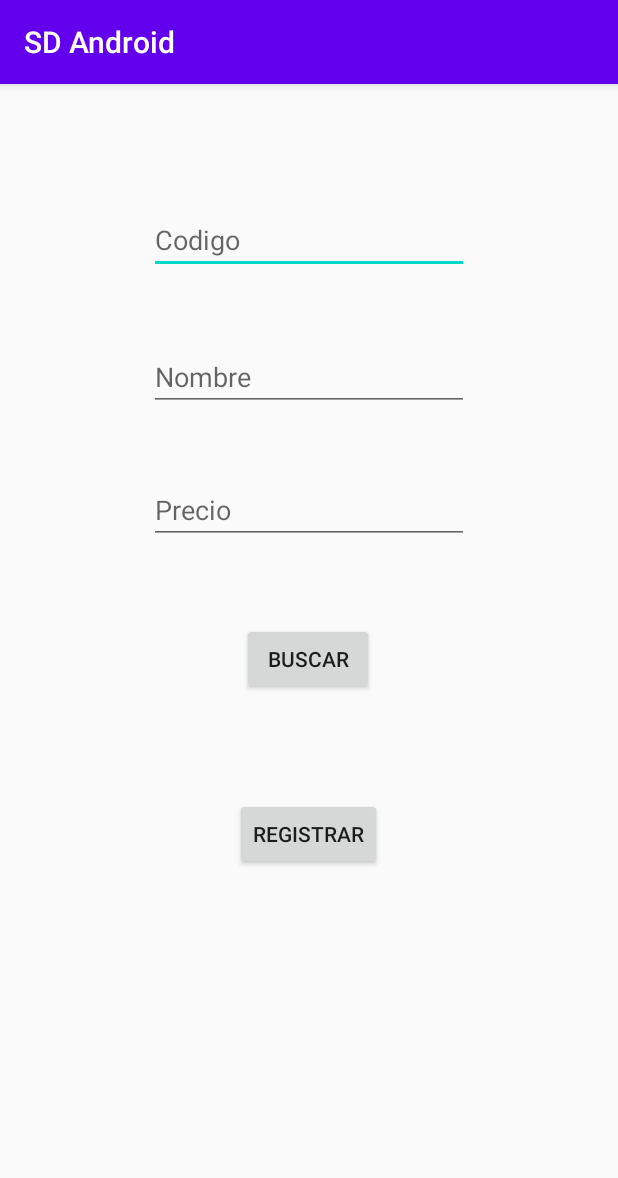
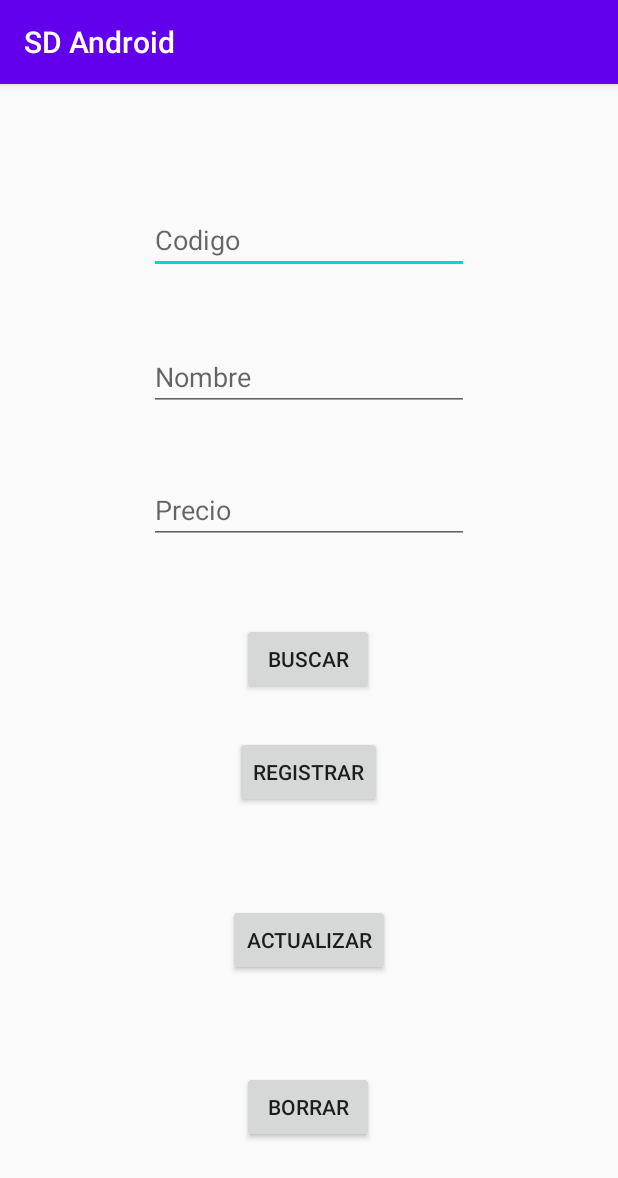
Before and after one commit to David-sqrtpi/Inventary-Module, an Android app: the screen it shows after launch (MainActivity), after a tap on "REGISTRAR", on a phone screen of 412 x 824 dp. Shown: the top 1178 px of the screen. Run offline under Robolectric (Android 15) with nearby library versions, the phone set to English and light mode, and no system bars; libraries missing offline, so code that uses them is left out: com.google.zxing.integration.

```diff
--- a/app/src/main/AndroidManifest.xml
+++ b/app/src/main/AndroidManifest.xml
@@ -3,7 +3,7 @@
     xmlns:tools="http://schemas.android.com/tools"
     package="com.sdandroid">
 
-        <uses-permission android:name="android.permission.CAMERA" />
+    <uses-permission android:name="android.permission.CAMERA" />
 
     <application
         android:allowBackup="true"
--- a/app/src/main/java/com/sdandroid/MainActivity.java
+++ b/app/src/main/java/com/sdandroid/MainActivity.java
@@ -1,25 +1,24 @@
 package com.sdandroid;
 
-import androidx.annotation.Nullable;
-import androidx.appcompat.app.AppCompatActivity;
-
-import android.content.ContentValues;
 import android.content.Intent;
-import android.database.Cursor;
-import android.database.sqlite.SQLiteDatabase;
 import android.os.Bundle;
 import android.view.View;
 import android.widget.Button;
 import android.widget.EditText;
 import android.widget.Toast;
 
+import androidx.annotation.Nullable;
+import androidx.appcompat.app.AppCompatActivity;
+
 import com.google.zxing.integration.android.IntentIntegrator;
 import com.google.zxing.integration.android.IntentResult;
+
+import Services.CloudFirestore;
 
 public class MainActivity extends AppCompatActivity {
 
     EditText etCode, etNombre, etPrecio;
-    Button btnEscanner;
+    Button btnEscanner, btnBorrar, btnUpdate;
 
     @Override
     protected void onCreate(Bundle savedInstanceState) {
@@ -30,12 +29,11 @@ public class MainActivity extends AppCompatActivity {
         btnEscanner = findViewById(R.id.button);
         etNombre = findViewById(R.id.etNombre);
         etPrecio = findViewById(R.id.etPrecio);
-
-
-
+        btnBorrar = findViewById(R.id.BorrarBtn);
+        btnUpdate = findViewById(R.id.updateBtn);
     }
 
-    public void Escanear(View view){
+    public void scan(View view){
 
         IntentIntegrator intent = new IntentIntegrator(this);
         intent.setDesiredBarcodeFormats(IntentIntegrator.ALL_CODE_TYPES);
@@ -44,31 +42,28 @@ public class MainActivity extends AppCompatActivity {
         intent.setCameraId(0);
         intent.setBeepEnabled(false);
         intent.setBarcodeImageEnabled(false);
+        intent.setOrientationLocked(false);
         intent.initiateScan();
 
     }
 
-    protected void onActivityResult(int requestCode, int resultCode, @Nullable Intent data){
+    protected void onActivityResult(int requestCode, int resultCode, @Nullable Intent data) {
 
         IntentResult result = IntentIntegrator.parseActivityResult(requestCode, resultCode, data);
 
-        if (result != null){
+        if (result != null) {
 
-            if(result.getContents() == null){
+            if (result.getContents() == null) {
 
                 Toast.makeText(this, "Escaneo Cancelado", Toast.LENGTH_LONG).show();
 
-            }
-
-            else{
+            } else {
 
                 etCode.setText(result.getContents());
 
             }
 
-        }
-
-        else{
+        } else {
 
             super.onActivityResult(requestCode, resultCode, data);
 
@@ -76,122 +71,137 @@ public class MainActivity extends AppCompatActivity {
 
     }
 
-    public void consulta(View vista) {
+    public void registrar(View view) {
 
-        AdminSQLite admin = new AdminSQLite(this, "administracion", null, 1);
-        SQLiteDatabase db = admin.getWritableDatabase();
+        String code = etCode.getText().toString();
+        String name = etNombre.getText().toString();
+        String price = etPrecio.getText().toString();
 
-        String barCode = etCode.getText().toString();
 
-        //name = etNombre.getText().toString();
-        //price = etNombre.getText().toString();
+        if (!code.equals("") && !name.equals("") && !price.equals("")) {
 
-        Cursor fila = db.rawQuery("SELECT nombre, precio FROM producto WHERE code="+barCode, null);
+            Product product = new Product();
+            product.setCode(code);
+            product.setName(name);
+            product.setPrice(price);
 
-        if (fila.moveToFirst()) {
+            CloudFirestore cloudFirestore = new CloudFirestore();
 
-            etNombre.setText(fila.getString(0));
-            etPrecio.setText(fila.getString(1));
+            cloudFirestore.create(code, product);
 
-        }
-        else {
+            etPrecio.setText("");
+            etCode.setText("");
+            etNombre.setText("");
 
-            Toast.makeText(this, "El producto no esta registrado", Toast.LENGTH_LONG).show();
-            Toast.makeText(this, "Escriba nombre y precio en los campos para registrar", Toast.LENGTH_LONG).show();
+            Toast.makeText(MainActivity.this, "Se ha registrado el producto", Toast.LENGTH_LONG).show();
 
+        } else {
+            Toast.makeText(MainActivity.this, "Los campos son obligatorios", Toast.LENGTH_LONG).show();
         }
 
     }
 
-    public void registrar(View view){
-
-        AdminSQLite admin = new AdminSQLite(this, "administracion", null, 1);
-        SQLiteDatabase db = admin.getWritableDatabase();
+    public void consultar(View vista) {
 
         String code = etCode.getText().toString();
-        String nombre = etNombre.getText().toString();
-        String precio = etPrecio.getText().toString();
 
-        ContentValues registro = new ContentValues();
-        registro.put("code", code);
-        registro.put("nombre", nombre);
-        registro.put("precio", precio);
+        if (!code.equals("")) {
 
-        db.insert("producto", null, registro);
+            CloudFirestore cloudFirestore = new CloudFirestore();
 
-        db.close();
+            if(cloudFirestore.exists(code)){
+
+                Product product = cloudFirestore.get(code);
+
+                etPrecio.setText(product.getPrice());
+                etNombre.setText(product.getName());
+
+            } else {
+
+                Toast.makeText(MainActivity.this, "El registro no existe", Toast.LENGTH_LONG).show();
+
+            }
+
+        } else {
+            Toast.makeText(this, "El campo código no puede estar vacío", Toast.LENGTH_LONG).show();
+        }
+    }
+
+    /*public void borrar(View view) {
+
+        String codigo = etCode.getText().toString();
+
+        final String TAG = "";
+
+        if (!codigo.equals("")) {
+            db.collection("productos").whereEqualTo("código", codigo).
+                    .delete()
+                    .addOnSuccessListener(new OnSuccessListener<Void>() {
+
+                        @Override
+                        public void onSuccess(Void aVoid) {
+                            Log.d(TAG, "DocumentSnapshot successfully deleted!");
+                            Toast.makeText(MainActivity.this, "Registro borrado", Toast.LENGTH_LONG).show();
+                        }
+                    })
+                    .addOnFailureListener(new OnFailureListener() {
+                        @Override
+                        public void onFailure(@NonNull Exception e) {
+                            Log.w(TAG, "Error deleting document", e);
+                            Toast.makeText(MainActivity.this, "No se puede borrar el registro", Toast.LENGTH_LONG).show();
+                        }
+                    });
+        } else {
+            Toast.makeText(MainActivity.this, "El campo código no puede estar vacío", Toast.LENGTH_LONG).show();
+        }
 
         etPrecio.setText("");
         etCode.setText("");
         etNombre.setText("");
 
-        Toast.makeText(this, "Se ha añadido el producto", Toast.LENGTH_LONG).show();
-
     }
 
-    public void borrar() {
-
-        AdminSQLite admin = new AdminSQLite(this, "administracion", null, 1);
-        SQLiteDatabase db = admin.getWritableDatabase();
+    public void editar(View view) {
 
         String codigo = etCode.getText().toString();
 
-        int cant = db.delete("usuarios", "code=" + codigo, null);
+        db.collection("productos")
+                .whereEqualTo("codigo", codigo)
+                .get()
+                .addOnCompleteListener(new OnCompleteListener<QuerySnapshot>() {
+                    @Override
+                    public void onComplete(@NonNull Task<QuerySnapshot> task) {
+                        if (task.isSuccessful()) {
+                            for (QueryDocumentSnapshot document : Objects.requireNonNull(task.getResult())) {
+                                if (document.exists()) {
+                                    String codigo = etCode.getText().toString();
+                                    String nombre = etNombre.getText().toString();
+                                    String precio = etPrecio.getText().toString();
 
-        db.close();
+                                    Map<String, Object> data = new HashMap<>();
+                                    data.put("descripción", nombre);
+                                    data.put("precio", precio);
 
-        etPrecio.setText("");
-        etCode.setText("");
-        etNombre.setText("");
+                                    db.collection("productos").document(codigo)
+                                            .set(data, SetOptions.merge());
 
-        if(cant == 1){
+                                    etPrecio.setText("");
+                                    etCode.setText("");
+                                    etNombre.setText("");
 
-            Toast.makeText(this, "Se ha eliminado el registro", Toast.LENGTH_LONG).show();
+                                    Toast.makeText(MainActivity.this, "Se ha editado", Toast.LENGTH_LONG).show();
 
-        }
-        else{
+                                } else {
+                                    Toast.makeText(MainActivity.this, "El registro no existe", Toast.LENGTH_LONG).show();
+                                }
 
-            Toast.makeText(this, "El registro no existe", Toast.LENGTH_LONG).show();
+                            }
+                        } else {
+                            Toast.makeText(MainActivity.this, "Error inesperado", Toast.LENGTH_LONG).show();
+                        }
+                    }
+                });
 
-        }
-
-    }
-
-    public void editar(){
-
-        AdminSQLite admin = new AdminSQLite(this, "administracion", null, 1);
-        SQLiteDatabase db = admin.getWritableDatabase();
-
-        String codigo = etCode.getText().toString();
-        String nombre = etNombre.getText().toString();
-        String precio = etPrecio.getText().toString();
-
-        ContentValues registro = new ContentValues();
-
-        registro.put("code", codigo);
-        registro.put("nombre", nombre);
-        registro.put("precio", precio);
-
-        int cant = db.update("producto", registro, "code=" + codigo, null);
-
-        db.close();
-
-        etPrecio.setText("");
-        etCode.setText("");
-        etNombre.setText("");
-
-        if(cant == 1){
-
-            Toast.makeText(this, "Se ha modificado el producto", Toast.LENGTH_LONG).show();
-        }
-        else{
-
-            Toast.makeText(this, "El registro no existe", Toast.LENGTH_LONG).show();
-
-        }
-
-
-
-    }
+    }*/
 
 }
--- a/app/src/main/res/layout/activity_main.xml
+++ b/app/src/main/res/layout/activity_main.xml
@@ -14,7 +14,7 @@
         android:hint="@string/txt"
         android:importantForAutofill="no"
         android:inputType="textPersonName"
-        android:onClick="Escanear"
+        android:onClick="scan"
         app:layout_constraintBottom_toBottomOf="parent"
         app:layout_constraintEnd_toEndOf="parent"
         app:layout_constraintStart_toStartOf="parent"
@@ -25,7 +25,7 @@
         android:id="@+id/button"
         android:layout_width="wrap_content"
         android:layout_height="wrap_content"
-        android:onClick="consulta"
+        android:onClick="consultar"
         android:text="@string/button"
         app:layout_constraintBottom_toBottomOf="parent"
         app:layout_constraintEnd_toEndOf="parent"
@@ -68,8 +68,32 @@
         android:text="@string/button2"
         app:layout_constraintBottom_toBottomOf="parent"
         app:layout_constraintEnd_toEndOf="parent"
-        app:layout_constraintHorizontal_bias="0.499"
+        app:layout_constraintHorizontal_bias="0.498"
         app:layout_constraintStart_toStartOf="parent"
         app:layout_constraintTop_toTopOf="parent"
-        app:layout_constraintVertical_bias="0.661" />
+        app:layout_constraintVertical_bias="0.604" />
+
+    <Button
+        android:id="@+id/BorrarBtn"
+        android:layout_width="wrap_content"
+        android:layout_height="wrap_content"
+        android:onClick="scan"
+        android:text="@string/button3"
+        app:layout_constraintBottom_toBottomOf="parent"
+        app:layout_constraintEnd_toEndOf="parent"
+        app:layout_constraintHorizontal_bias="0.498"
+        app:layout_constraintStart_toStartOf="parent"
+        app:layout_constraintTop_toBottomOf="@+id/btnRegistrar"
+        app:layout_constraintVertical_bias="0.738" />
+
+    <Button
+        android:id="@+id/updateBtn"
+        android:layout_width="wrap_content"
+        android:layout_height="wrap_content"
+        android:onClick="scan"
+        android:text="@string/button4"
+        app:layout_constraintBottom_toTopOf="@+id/BorrarBtn"
+        app:layout_constraintEnd_toEndOf="parent"
+        app:layout_constraintStart_toStartOf="parent"
+        app:layout_constraintTop_toBottomOf="@+id/btnRegistrar" />
 </androidx.constraintlayout.widget.ConstraintLayout>
--- a/app/src/main/res/values/strings.xml
+++ b/app/src/main/res/values/strings.xml
@@ -5,4 +5,6 @@
     <string name="txt">Codigo</string>
     <string name="txt2">Nombre</string>
     <string name="txt3">Precio</string>
+    <string name="button3">Borrar</string>
+    <string name="button4">Actualizar</string>
 </resources>
--- a/build.gradle
+++ b/build.gradle
@@ -5,7 +5,8 @@ buildscript {
         jcenter()
     }
     dependencies {
-        classpath "com.android.tools.build:gradle:4.0.0"
+        classpath "com.android.tools.build:gradle:4.0.2"
+        classpath 'com.google.gms:google-services:4.3.4'
 
         // NOTE: Do not place your application dependencies here; they belong
         // in the individual module build.gradle files
```
Also changed, not shown: app/build.gradle (+8 -6 lines), app/src/main/java/Services/CloudFirestore.java (added, +94 -0 lines), app/src/main/java/Services/Database.java (added, +15 -0 lines), app/src/main/java/com/sdandroid/FirebaseIntegration.java (added, +7 -0 lines), app/src/main/java/com/sdandroid/Product.java (added, +30 -0 lines), gradle/wrapper/gradle-wrapper.properties, 2 other files.
